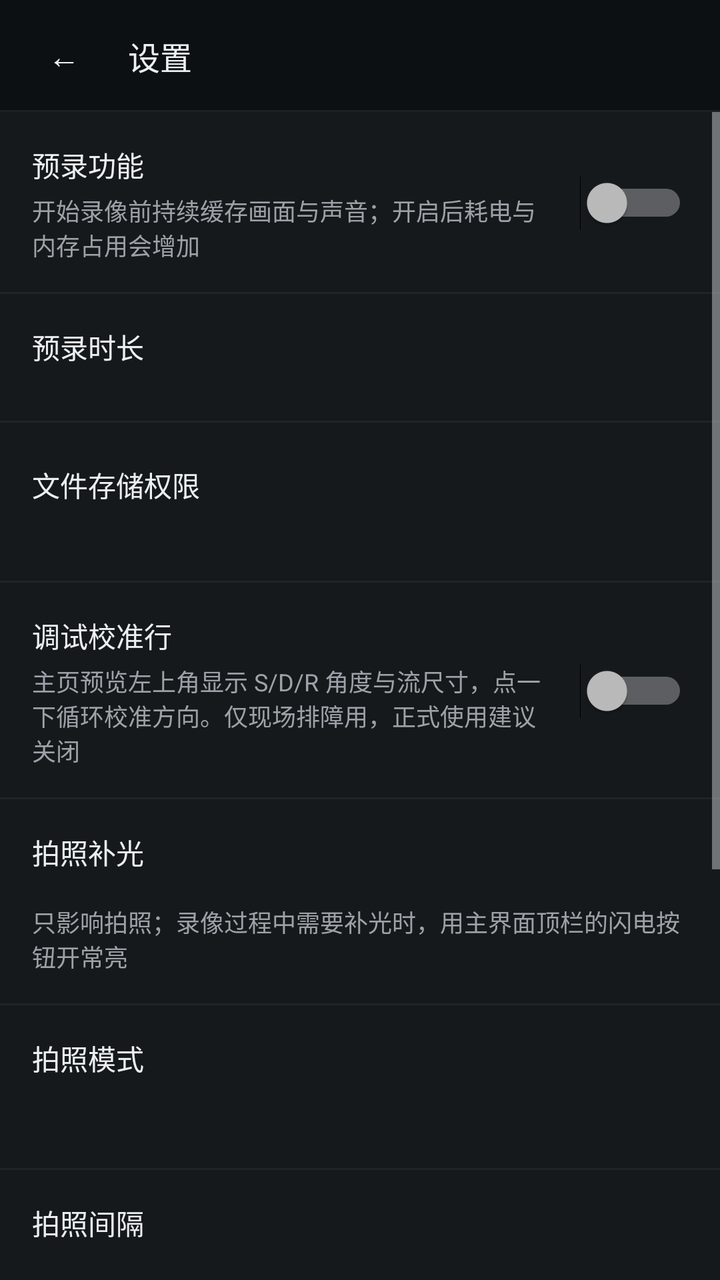
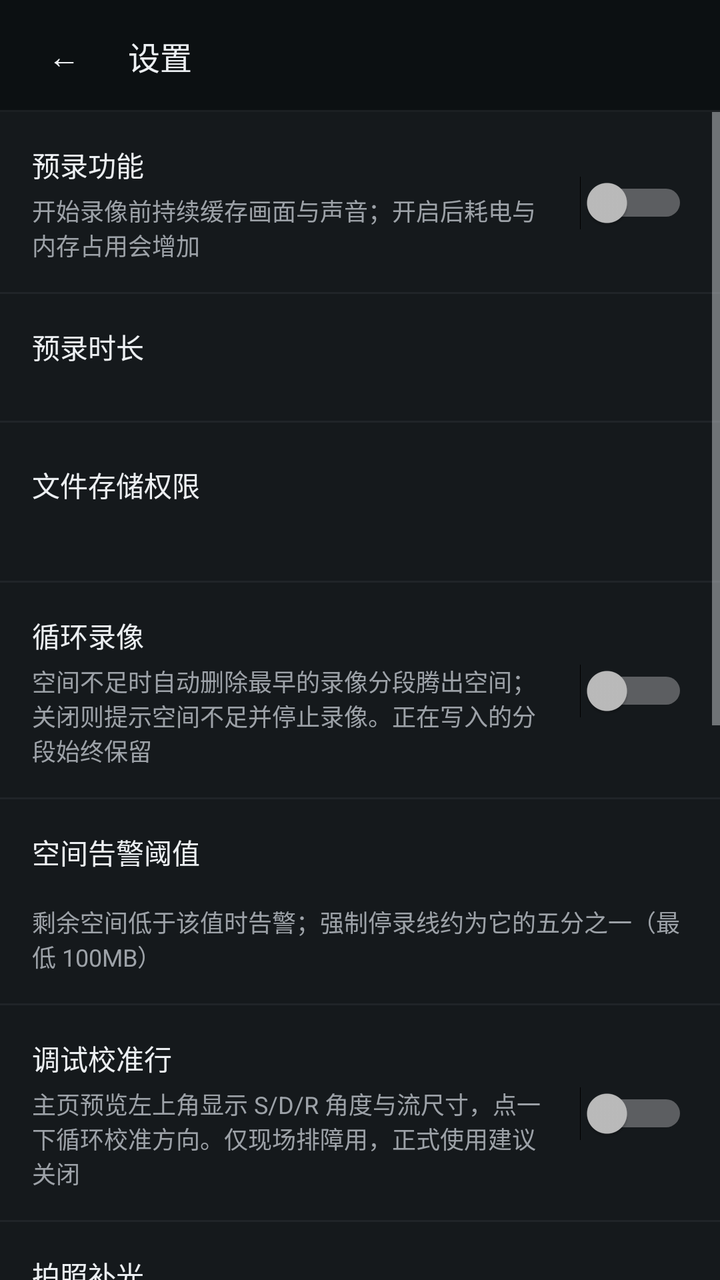

An Android layout rendered at two revisions. The XML below is the earlier revision; the diff shows what the commit changed to produce the second picture.
<!-- AndroidManifest.xml: application theme Theme.BodyCam -->
<!-- res/layout/activity_settings.xml -->
<?xml version="1.0" encoding="utf-8"?>
<LinearLayout xmlns:android="http://schemas.android.com/apk/res/android"
    android:layout_width="match_parent"
    android:layout_height="match_parent"
    android:background="@color/paper"
    android:orientation="vertical">

    
    <LinearLayout
        android:layout_width="match_parent"
        android:layout_height="@dimen/top_bar_height"
        android:background="@drawable/bg_top_bar"
        android:gravity="center_vertical"
        android:orientation="horizontal"
        android:paddingHorizontal="@dimen/space_xs">

        <TextView
            android:id="@+id/btnBack"
            style="@style/BodyCamTitle"
            android:layout_width="@dimen/touch_target"
            android:layout_height="@dimen/touch_target"
            android:background="@drawable/bg_icon_button"
            android:clickable="true"
            android:contentDescription="@string/action_back"
            android:focusable="true"
            android:gravity="center"
            android:text="@string/glyph_back"
            android:textColor="@color/ink" />

        <TextView
            style="@style/BodyCamTitle"
            android:layout_width="wrap_content"
            android:layout_height="wrap_content"
            android:layout_marginStart="@dimen/space_xs"
            android:text="@string/title_settings" />
    </LinearLayout>

    <ScrollView
        android:layout_width="match_parent"
        android:layout_height="match_parent">

        <LinearLayout
            android:layout_width="match_parent"
            android:layout_height="wrap_content"
            android:orientation="vertical"
            android:paddingBottom="@dimen/space_xl">

            
            <LinearLayout
                android:layout_width="match_parent"
                android:layout_height="wrap_content"
                android:background="@drawable/bg_row"
                android:gravity="center_vertical"
                android:orientation="horizontal"
                android:paddingHorizontal="@dimen/space_md"
                android:paddingVertical="@dimen/space_md">

                <LinearLayout
                    android:layout_width="0dp"
                    android:layout_height="wrap_content"
                    android:layout_weight="1"
                    android:orientation="vertical">

                    <TextView
                        style="@style/BodyCamLabel"
                        android:layout_width="wrap_content"
                        android:layout_height="wrap_content"
                        android:text="@string/settings_pre_record_title" />

                    <TextView
                        style="@style/BodyCamHint"
                        android:layout_width="match_parent"
                        android:layout_height="wrap_content"
                        android:layout_marginTop="@dimen/space_2xs"
                        android:text="@string/settings_pre_record_summary" />
                </LinearLayout>

                <Switch
                    android:id="@+id/swPreRecord"
                    android:layout_width="wrap_content"
                    android:layout_height="wrap_content"
                    android:layout_marginStart="@dimen/space_sm"
                    android:minWidth="@dimen/touch_target"
                    android:minHeight="@dimen/touch_target" />
            </LinearLayout>

            
            <LinearLayout
                android:id="@+id/durationSection"
                android:layout_width="match_parent"
                android:layout_height="wrap_content"
                android:background="@drawable/bg_row"
                android:orientation="vertical"
                android:paddingHorizontal="@dimen/space_md"
                android:paddingVertical="@dimen/space_md">

                <TextView
                    style="@style/BodyCamLabel"
                    android:layout_width="wrap_content"
                    android:layout_height="wrap_content"
                    android:text="@string/settings_pre_record_duration_title" />

                <RadioGroup
                    android:id="@+id/rgDuration"
                    android:layout_width="match_parent"
                    android:layout_height="wrap_content"
                    android:layout_marginTop="@dimen/space_sm"
                    android:orientation="horizontal" />
            </LinearLayout>

            
            <LinearLayout
                android:id="@+id/storageRow"
                android:layout_width="match_parent"
                android:layout_height="wrap_content"
                android:background="@drawable/bg_row"
                android:clickable="true"
                android:focusable="true"
                android:gravity="center_vertical"
                android:orientation="horizontal"
                android:paddingHorizontal="@dimen/space_md"
                android:paddingVertical="@dimen/space_md">

                <LinearLayout
                    android:layout_width="0dp"
                    android:layout_height="wrap_content"
                    android:layout_weight="1"
                    android:orientation="vertical">

                    <TextView
                        style="@style/BodyCamLabel"
                        android:layout_width="wrap_content"
                        android:layout_height="wrap_content"
                        android:text="@string/settings_storage_title" />

                    <TextView
                        android:id="@+id/storageStatus"
                        style="@style/BodyCamHint"
                        android:layout_width="match_parent"
                        android:layout_height="wrap_content"
                        android:layout_marginTop="@dimen/space_2xs" />
                </LinearLayout>

                <TextView
                    android:id="@+id/storageAction"
                    style="@style/BodyCamLabel"
                    android:layout_width="wrap_content"
                    android:layout_height="@dimen/touch_target"
                    android:layout_marginStart="@dimen/space_sm"
                    android:gravity="center"
                    android:paddingHorizontal="@dimen/space_sm"
                    android:textColor="@color/accent" />
            </LinearLayout>

            
            <LinearLayout
                android:layout_width="match_parent"
                android:layout_height="wrap_content"
                android:background="@drawable/bg_row"
                android:gravity="center_vertical"
                android:orientation="horizontal"
                android:paddingHorizontal="@dimen/space_md"
                android:paddingVertical="@dimen/space_md">

                <LinearLayout
                    android:layout_width="0dp"
                    android:layout_height="wrap_content"
                    android:layout_weight="1"
                    android:orientation="vertical">

                    <TextView
                        style="@style/BodyCamLabel"
                        android:layout_width="wrap_content"
                        android:layout_height="wrap_content"
                        android:text="@string/settings_debug_overlay_title" />

                    <TextView
                        style="@style/BodyCamHint"
                        android:layout_width="match_parent"
                        android:layout_height="wrap_content"
                        android:layout_marginTop="@dimen/space_2xs"
                        android:text="@string/settings_debug_overlay_summary" />
                </LinearLayout>

                <Switch
                    android:id="@+id/swDebugOverlay"
                    android:layout_width="wrap_content"
                    android:layout_height="wrap_content"
                    android:layout_marginStart="@dimen/space_sm"
                    android:minWidth="@dimen/touch_target"
                    android:minHeight="@dimen/touch_target" />
            </LinearLayout>

            
            <LinearLayout
                android:layout_width="match_parent"
                android:layout_height="wrap_content"
                android:background="@drawable/bg_row"
                android:orientation="vertical"
                android:paddingHorizontal="@dimen/space_md"
                android:paddingVertical="@dimen/space_md">

                <TextView
                    style="@style/BodyCamLabel"
                    android:layout_width="wrap_content"
                    android:layout_height="wrap_content"
                    android:text="@string/settings_photo_flash_title" />

                <RadioGroup
                    android:id="@+id/rgPhotoFlash"
                    android:layout_width="match_parent"
                    android:layout_height="wrap_content"
                    android:layout_marginTop="@dimen/space_sm"
                    android:orientation="horizontal" />

                <TextView
                    style="@style/BodyCamHint"
                    android:layout_width="match_parent"
                    android:layout_height="wrap_content"
                    android:layout_marginTop="@dimen/space_2xs"
                    android:text="@string/settings_photo_flash_summary" />
            </LinearLayout>

            
            <LinearLayout
                android:layout_width="match_parent"
                android:layout_height="wrap_content"
                android:background="@drawable/bg_row"
                android:orientation="vertical"
                android:paddingHorizontal="@dimen/space_md"
                android:paddingVertical="@dimen/space_md">

                <TextView
                    style="@style/BodyCamLabel"
                    android:layout_width="wrap_content"
                    android:layout_height="wrap_content"
                    android:text="@string/settings_photo_mode_title" />

                <RadioGroup
                    android:id="@+id/rgPhotoMode"
                    android:layout_width="match_parent"
                    android:layout_height="wrap_content"
                    android:layout_marginTop="@dimen/space_sm"
                    android:orientation="horizontal" />

                <TextView
                    android:id="@+id/photoModeSummary"
                    style="@style/BodyCamHint"
                    android:layout_width="match_parent"
                    android:layout_height="wrap_content"
                    android:layout_marginTop="@dimen/space_2xs" />
            </LinearLayout>

            
            <LinearLayout
                android:id="@+id/burstSection"
                android:layout_width="match_parent"
                android:layout_height="wrap_content"
                android:background="@drawable/bg_row"
                android:orientation="vertical"
                android:paddingHorizontal="@dimen/space_md"
                android:paddingVertical="@dimen/space_md">

                <TextView
                    style="@style/BodyCamLabel"
                    android:layout_width="wrap_content"
                    android:layout_height="wrap_content"
                    android:text="@string/settings_burst_interval_title" />

                <RadioGroup
                    android:id="@+id/rgBurstInterval"
                    android:layout_width="match_parent"
                    android:layout_height="wrap_content"
                    android:layout_marginTop="@dimen/space_sm"
                    android:orientation="horizontal" />

                <TextView
                    style="@style/BodyCamLabel"
                    android:layout_width="wrap_content"
                    android:layout_height="wrap_content"
                    android:layout_marginTop="@dimen/space_md"
                    android:text="@string/settings_burst_count_title" />

                <RadioGroup
                    android:id="@+id/rgBurstCount"
                    android:layout_width="match_parent"
                    android:layout_height="wrap_content"
                    android:layout_marginTop="@dimen/space_sm"
                    android:orientation="horizontal" />

                <TextView
                    style="@style/BodyCamHint"
                    android:layout_width="match_parent"
                    android:layout_height="wrap_content"
                    android:layout_marginTop="@dimen/space_2xs"
                    android:text="@string/settings_burst_summary" />
            </LinearLayout>

            
            <LinearLayout
                android:layout_width="match_parent"
                android:layout_height="wrap_content"
                android:background="@drawable/bg_row"
                android:orientation="vertical"
                android:paddingHorizontal="@dimen/space_md"
                android:paddingVertical="@dimen/space_md">

                <TextView
                    style="@style/BodyCamLabel"
                    android:layout_width="wrap_content"
                    android:layout_height="wrap_content"
                    android:text="@string/settings_photo_quality_title" />

                <RadioGroup
                    android:id="@+id/rgPhotoQuality"
                    android:layout_width="match_parent"
                    android:layout_height="wrap_content"
                    android:layout_marginTop="@dimen/space_sm"
                    android:orientation="horizontal" />

                <TextView
                    style="@style/BodyCamHint"
                    android:layout_width="match_parent"
                    android:layout_height="wrap_content"
                    android:layout_marginTop="@dimen/space_2xs"
                    android:text="@string/settings_photo_quality_summary" />
            </LinearLayout>

            
            <LinearLayout
                android:layout_width="match_parent"
                android:layout_height="wrap_content"
                android:background="@drawable/bg_row"
                android:orientation="vertical"
                android:paddingHorizontal="@dimen/space_md"
                android:paddingVertical="@dimen/space_md">

                <TextView
                    style="@style/BodyCamLabel"
                    android:layout_width="wrap_content"
                    android:layout_height="wrap_content"
                    android:text="@string/settings_photo_size_title" />

                
                <LinearLayout
                    android:id="@+id/llPhotoSize"
                    android:layout_width="match_parent"
                    android:layout_height="wrap_content"
                    android:layout_marginTop="@dimen/space_sm"
                    android:orientation="vertical" />

                <TextView
                    style="@style/BodyCamHint"
                    android:layout_width="match_parent"
                    android:layout_height="wrap_content"
                    android:layout_marginTop="@dimen/space_2xs"
                    android:text="@string/settings_photo_size_summary" />
            </LinearLayout>

            </LinearLayout>
    </ScrollView>
</LinearLayout>
<!-- resources referenced by this layout -->
<resources>
  <color name="accent">#F7B83D</color>
  <color name="ink">#ECEFF2</color>
  <color name="paper">#0D1013</color>
  <dimen name="space_2xs">4dp</dimen>
  <dimen name="space_md">16dp</dimen>
  <dimen name="space_sm">12dp</dimen>
  <dimen name="space_xl">32dp</dimen>
  <dimen name="space_xs">8dp</dimen>
  <dimen name="top_bar_height">56dp</dimen>
  <dimen name="touch_target">48dp</dimen>
  <!-- drawable bg_row (drawable) -->
  <?xml version="1.0" encoding="utf-8"?>
  <layer-list xmlns:android="http://schemas.android.com/apk/res/android">
      <item>
          <shape android:shape="rectangle">
              <solid android:color="@color/paper_2" />
          </shape>
      </item>
      <item
          android:gravity="bottom"
          android:height="@dimen/rule_hair">
          <shape android:shape="rectangle">
              <solid android:color="@color/rule" />
          </shape>
      </item>
  </layer-list>
  <string name="action_back">返回</string>
  <string name="glyph_back">←</string>
  <string name="settings_burst_count_title">连拍数目</string>
  <string name="settings_burst_interval_title">拍照间隔</string>
  <string name="settings_burst_summary">间隔越短、张数越多，连拍总时长越长；连拍期间屏幕保持预览</string>
  <string name="settings_debug_overlay_summary">主页预览左上角显示 S/D/R 角度与流尺寸，点一下循环校准方向。仅现场排障用，正式使用建议关闭</string>
  <string name="settings_debug_overlay_title">调试校准行</string>
  <string name="settings_photo_flash_summary">只影响拍照；录像过程中需要补光时，用主界面顶栏的闪电按钮开常亮</string>
  <string name="settings_photo_flash_title">拍照补光</string>
  <string name="settings_photo_mode_title">拍照模式</string>
  <string name="settings_photo_quality_summary">质量越高文件越大，单张写盘也越慢</string>
  <string name="settings_photo_quality_title">拍照质量</string>
  <string name="settings_photo_size_summary">设备不支持时会自动回退到最接近的可用档；与视频同为 16:9，构图一致</string>
  <string name="settings_photo_size_title">拍照尺寸</string>
  <string name="settings_pre_record_duration_title">预录时长</string>
  <string name="settings_pre_record_summary">开始录像前持续缓存画面与声音；开启后耗电与内存占用会增加</string>
  <string name="settings_pre_record_title">预录功能</string>
  <string name="settings_storage_title">文件存储权限</string>
  <string name="title_settings">设置</string>
  <style name="BodyCamHint">
          <item name="android:fontFamily">sans-serif</item>
          <item name="android:textSize">@dimen/text_sm</item>
          <item name="android:textColor">@color/muted</item>
          <item name="android:includeFontPadding">false</item>
      </style>
  <style name="BodyCamLabel">
          <item name="android:fontFamily">sans-serif-medium</item>
          <item name="android:textSize">@dimen/text_md</item>
          <item name="android:textColor">@color/ink</item>
          <item name="android:includeFontPadding">false</item>
      </style>
  <style name="BodyCamTitle">
          <item name="android:fontFamily">sans-serif-medium</item>
          <item name="android:textSize">@dimen/text_lg</item>
          <item name="android:textColor">@color/ink</item>
      </style>
  <dimen name="rule_strong">2dp</dimen>
  <color name="ripple_on_paper">#33ECEFF2</color>
  <color name="paper_2">#15191C</color>
  <dimen name="rule_hair">1dp</dimen>
  <color name="rule">#802D3135</color>
  <color name="scrim_bar">#800D1013</color>
  <dimen name="text_sm">12sp</dimen>
  <color name="muted">#9DA2A8</color>
  <dimen name="text_md">14sp</dimen>
  <dimen name="text_lg">16sp</dimen>
  <color name="ink_2">#C3C8CC</color>
  <!-- unchanged entries left out for length: 3 -->
</resources>

<!-- the commit's change to res/layout/activity_settings.xml (unified diff, before → after) -->
@@ -172,6 +172,75 @@
                         style="@style/BodyCamLabel"
                         android:layout_width="wrap_content"
                         android:layout_height="wrap_content"
+                        android:text="@string/settings_loop_record_title" />
+
+                    <TextView
+                        style="@style/BodyCamHint"
+                        android:layout_width="match_parent"
+                        android:layout_height="wrap_content"
+                        android:layout_marginTop="@dimen/space_2xs"
+                        android:text="@string/settings_loop_record_summary" />
+                </LinearLayout>
+
+                <Switch
+                    android:id="@+id/swLoopRecord"
+                    android:layout_width="wrap_content"
+                    android:layout_height="wrap_content"
+                    android:layout_marginStart="@dimen/space_sm"
+                    android:minWidth="@dimen/touch_target"
+                    android:minHeight="@dimen/touch_target" />
+            </LinearLayout>
+
+            
+            <LinearLayout
+                android:layout_width="match_parent"
+                android:layout_height="wrap_content"
+                android:background="@drawable/bg_row"
+                android:orientation="vertical"
+                android:paddingHorizontal="@dimen/space_md"
+                android:paddingVertical="@dimen/space_md">
+
+                <TextView
+                    style="@style/BodyCamLabel"
+                    android:layout_width="wrap_content"
+                    android:layout_height="wrap_content"
+                    android:text="@string/settings_disk_warn_title" />
+
+                <RadioGroup
+                    android:id="@+id/rgDiskWarn"
+                    android:layout_width="match_parent"
+                    android:layout_height="wrap_content"
+                    android:layout_marginTop="@dimen/space_sm"
+                    android:orientation="horizontal" />
+
+                <TextView
+                    style="@style/BodyCamHint"
+                    android:layout_width="match_parent"
+                    android:layout_height="wrap_content"
+                    android:layout_marginTop="@dimen/space_2xs"
+                    android:text="@string/settings_disk_warn_summary" />
+            </LinearLayout>
+
+            
+            <LinearLayout
+                android:layout_width="match_parent"
+                android:layout_height="wrap_content"
+                android:background="@drawable/bg_row"
+                android:gravity="center_vertical"
+                android:orientation="horizontal"
+                android:paddingHorizontal="@dimen/space_md"
+                android:paddingVertical="@dimen/space_md">
+
+                <LinearLayout
+                    android:layout_width="0dp"
+                    android:layout_height="wrap_content"
+                    android:layout_weight="1"
+                    android:orientation="vertical">
+
+                    <TextView
+                        style="@style/BodyCamLabel"
+                        android:layout_width="wrap_content"
+                        android:layout_height="wrap_content"
                         android:text="@string/settings_debug_overlay_title" />
 
                     <TextView
<!-- resource entries referenced after the edit -->
@@ -33,6 +33,10 @@
   <string name="settings_burst_summary">间隔越短、张数越多，连拍总时长越长；连拍期间屏幕保持预览</string>
   <string name="settings_debug_overlay_summary">主页预览左上角显示 S/D/R 角度与流尺寸，点一下循环校准方向。仅现场排障用，正式使用建议关闭</string>
   <string name="settings_debug_overlay_title">调试校准行</string>
+  <string name="settings_disk_warn_summary">剩余空间低于该值时告警；强制停录线约为它的五分之一（最低 100MB）</string>
+  <string name="settings_disk_warn_title">空间告警阈值</string>
+  <string name="settings_loop_record_summary">空间不足时自动删除最早的录像分段腾出空间；关闭则提示空间不足并停止录像。正在写入的分段始终保留</string>
+  <string name="settings_loop_record_title">循环录像</string>
   <string name="settings_photo_flash_summary">只影响拍照；录像过程中需要补光时，用主界面顶栏的闪电按钮开常亮</string>
   <string name="settings_photo_flash_title">拍照补光</string>
   <string name="settings_photo_mode_title">拍照模式</string>
